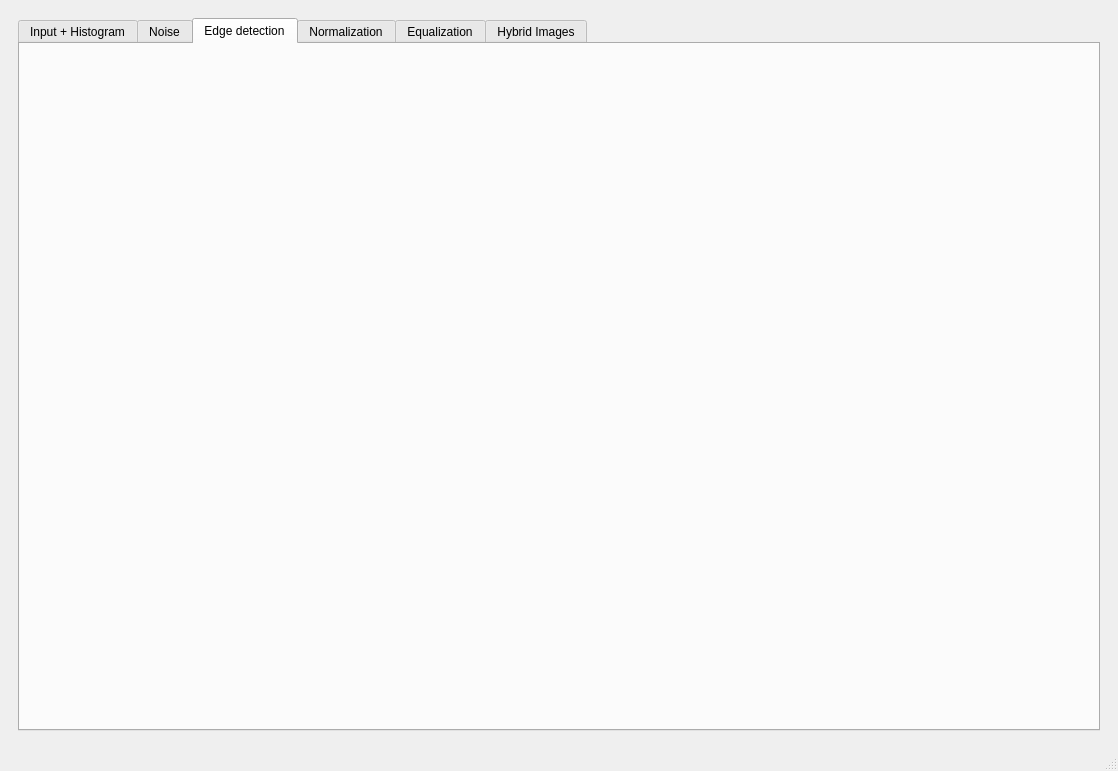
First picture: the form in ui/main_window.ui, repository ArwaMuhammed/image-processing-app, before the edit.
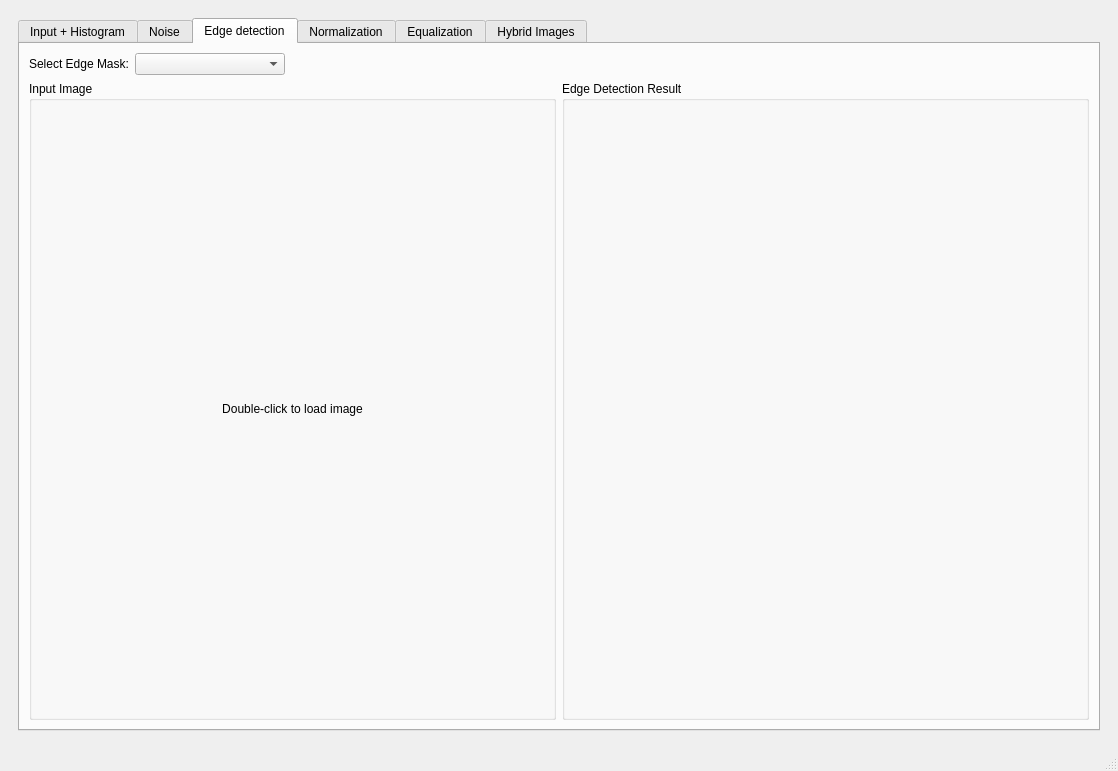
Second picture: the form after the edit. The open tabs and pages were chosen to show the change.

The edit to the form file:
```diff
--- a/ui/main_window.ui
+++ b/ui/main_window.ui
@@ -174,6 +174,96 @@
           <attribute name="title">
            <string>Edge detection</string>
           </attribute>
+          <layout class="QVBoxLayout" name="edge_mainLayout">
+           <item>
+            <layout class="QHBoxLayout" name="edge_controlsLayout">
+             <item>
+              <widget class="QLabel" name="edge_label">
+               <property name="text">
+                <string>Select Edge Mask:</string>
+               </property>
+              </widget>
+             </item>
+             <item>
+              <widget class="QComboBox" name="edge_combo">
+               <property name="minimumSize">
+                <size>
+                 <width>150</width>
+                 <height>0</height>
+                </size>
+               </property>
+              </widget>
+             </item>
+             <item>
+              <spacer name="edge_spacer">
+               <property name="orientation">
+                <enum>Qt::Horizontal</enum>
+               </property>
+               <property name="sizeHint" stdset="0">
+                <size>
+                 <width>40</width>
+                 <height>20</height>
+                </size>
+               </property>
+              </spacer>
+             </item>
+            </layout>
+           </item>
+           <item>
+            <layout class="QHBoxLayout" name="edge_imageLayout">
+             <item>
+              <widget class="QGroupBox" name="edge_input_group">
+               <property name="title">
+                <string>Input Image</string>
+               </property>
+               <layout class="QVBoxLayout" name="edge_input_layout">
+                <item>
+                 <widget class="QLabel" name="edge_input_image">
+                  <property name="minimumSize">
+                   <size>
+                    <width>400</width>
+                    <height>400</height>
+                   </size>
+                  </property>
+                  <property name="text">
+                   <string>Double-click to load image</string>
+                  </property>
+                  <property name="alignment">
+                   <set>Qt::AlignCenter</set>
+                  </property>
+                 </widget>
+                </item>
+               </layout>
+              </widget>
+             </item>
+             <item>
+              <widget class="QGroupBox" name="edge_output_group">
+               <property name="title">
+                <string>Edge Detection Result</string>
+               </property>
+               <layout class="QVBoxLayout" name="edge_output_layout">
+                <item>
+                 <widget class="QLabel" name="edge_output_image">
+                  <property name="minimumSize">
+                   <size>
+                    <width>400</width>
+                    <height>400</height>
+                   </size>
+                  </property>
+                  <property name="text">
+                   <string/>
+                  </property>
+                  <property name="alignment">
+                   <set>Qt::AlignCenter</set>
+                  </property>
+                 </widget>
+                </item>
+               </layout>
+              </widget>
+             </item>
+            </layout>
+           </item>
+          </layout>
          </widget>
 
          <!-- ═══════════════ TAB 4: Normalization ═══════════════ -->
```
